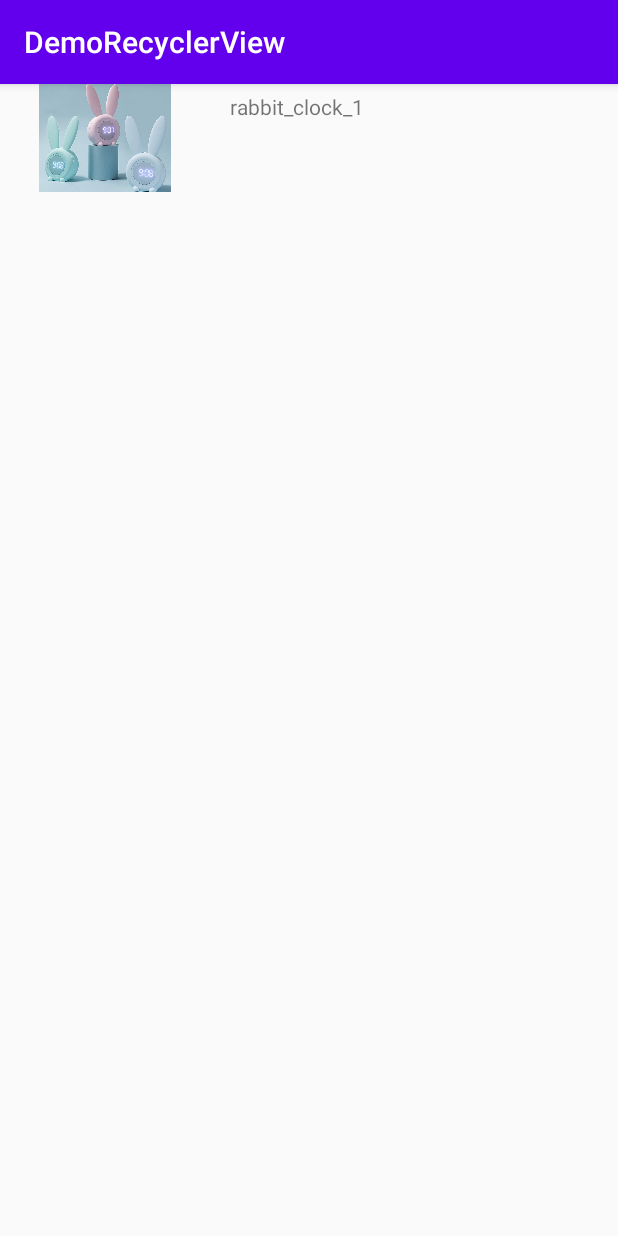
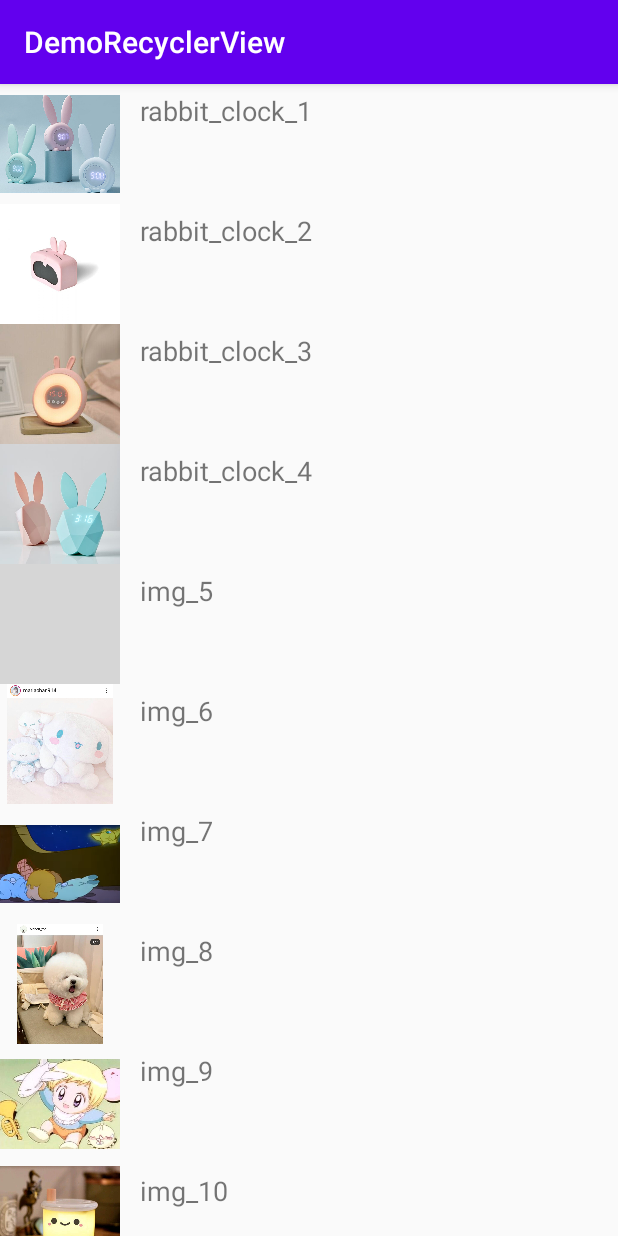
Before and after one commit to cindy951357/DemoRecyclerView, an Android app: the screen it shows after launch (MainActivity), on a phone screen of 412 x 824 dp. Run offline under Robolectric (Android 15) with nearby library versions, the phone set to English and light mode, and no system bars; grey boxes are pictures that could not be loaded.

Commit message:
Can scroll normally now (cautiously use match_parent and wrap_content).

```diff
--- a/app/src/main/res/layout/activity_main.xml
+++ b/app/src/main/res/layout/activity_main.xml
@@ -1,7 +1,6 @@
 <?xml version="1.0" encoding="utf-8"?>
 <RelativeLayout
     xmlns:android="http://schemas.android.com/apk/res/android"
-    xmlns:app="http://schemas.android.com/apk/res-auto"
     xmlns:tools="http://schemas.android.com/tools"
     android:layout_width="match_parent"
     android:layout_height="match_parent"
@@ -9,8 +8,7 @@
 
     <androidx.recyclerview.widget.RecyclerView
         android:id="@+id/recycler_view"
-        android:layout_width="409dp"
-        android:layout_height="729dp"
-        app:layout_constraintStart_toStartOf="parent"
-        app:layout_constraintTop_toTopOf="parent" />
+        android:layout_width="match_parent"
+        android:layout_height="match_parent"
+/>
 </RelativeLayout>
--- a/app/src/main/res/layout/list_item.xml
+++ b/app/src/main/res/layout/list_item.xml
@@ -5,23 +5,24 @@
     xmlns:tools="http://schemas.android.com/tools"
     android:id="@+id/parent_layout"
     android:layout_width="match_parent"
-    android:layout_height="match_parent"
+    android:layout_height="wrap_content"
     android:orientation="horizontal">
 
     <ImageView
         android:id="@+id/image_rabbit"
-        android:layout_width="140dp"
-        android:layout_height="72dp"
+        android:layout_width="80dp"
+        android:layout_height="80dp"
         app:srcCompat="@mipmap/ic_launcher"
         tools:srcCompat="@mipmap/ic_launcher" />
 
     <TextView
         android:id="@+id/text_img_fname"
-        android:layout_width="fill_parent"
-        android:layout_height="72dp"
+        android:layout_width="wrap_content"
+        android:layout_height="wrap_content"
         android:layout_marginLeft="@dimen/between_img_and_text"
         android:paddingLeft="@dimen/padding_top_item_name"
         android:paddingTop="@dimen/padding_left_item_name"
         android:text="TextView"
+        android:textSize="18sp"
         />
 </LinearLayout>
--- a/app/src/main/res/values/arrays.xml
+++ b/app/src/main/res/values/arrays.xml
@@ -5,5 +5,12 @@
         <item>@drawable/rabbit_clock_2</item>
         <item>@drawable/rabbit_clock_3</item>
         <item>@drawable/rabbit_clock_4</item>
+        <item>@drawable/img_5</item>
+        <item>@drawable/img_6</item>
+        <item>@drawable/img_7</item>
+        <item>@drawable/img_8</item>
+        <item>@drawable/img_9</item>
+        <item>@drawable/img_10</item>
+        <item>@drawable/img_11</item>
     </array>
 </resources>
--- a/app/src/main/res/values/integers.xml
+++ b/app/src/main/res/values/integers.xml
@@ -1,4 +1,4 @@
 <?xml version="1.0" encoding="utf-8"?>
 <resources>
-    <integer name="repeat_times">3</integer>
+    <integer name="repeat_times">1</integer>
 </resources>
```
Also changed, not shown: app/src/main/res/drawable/img_10.jpg (added), app/src/main/res/drawable/img_11.jpg (added), app/src/main/res/drawable/img_6.jpg (added), app/src/main/res/drawable/img_7.png (added), app/src/main/res/drawable/img_8.jpg (added), app/src/main/res/drawable/img_9.jpg (added), 1 other file.
